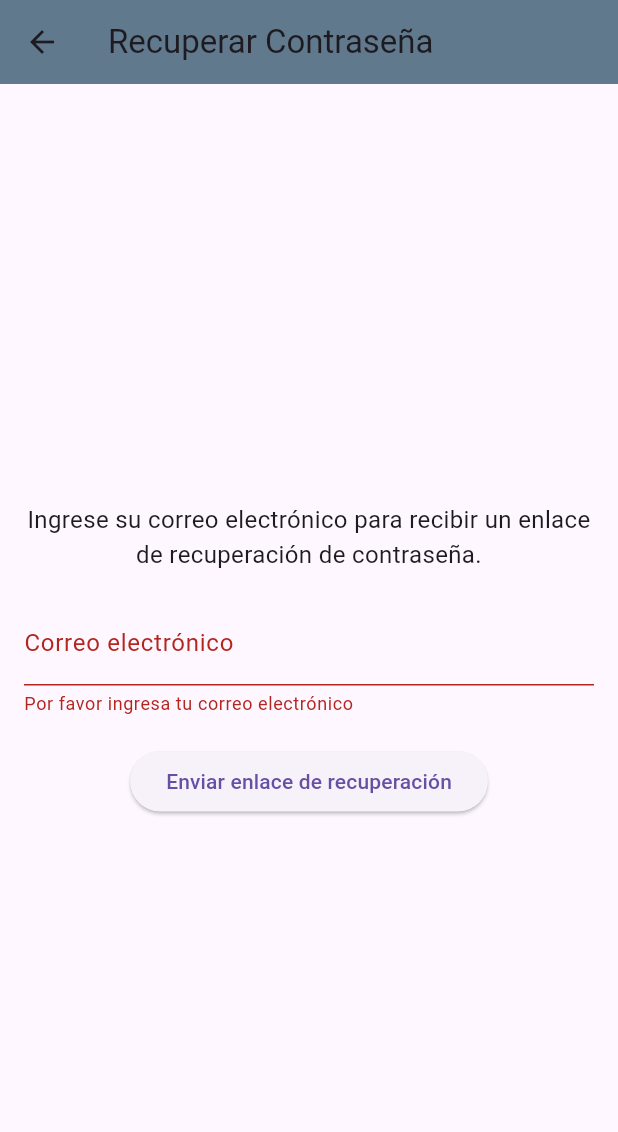
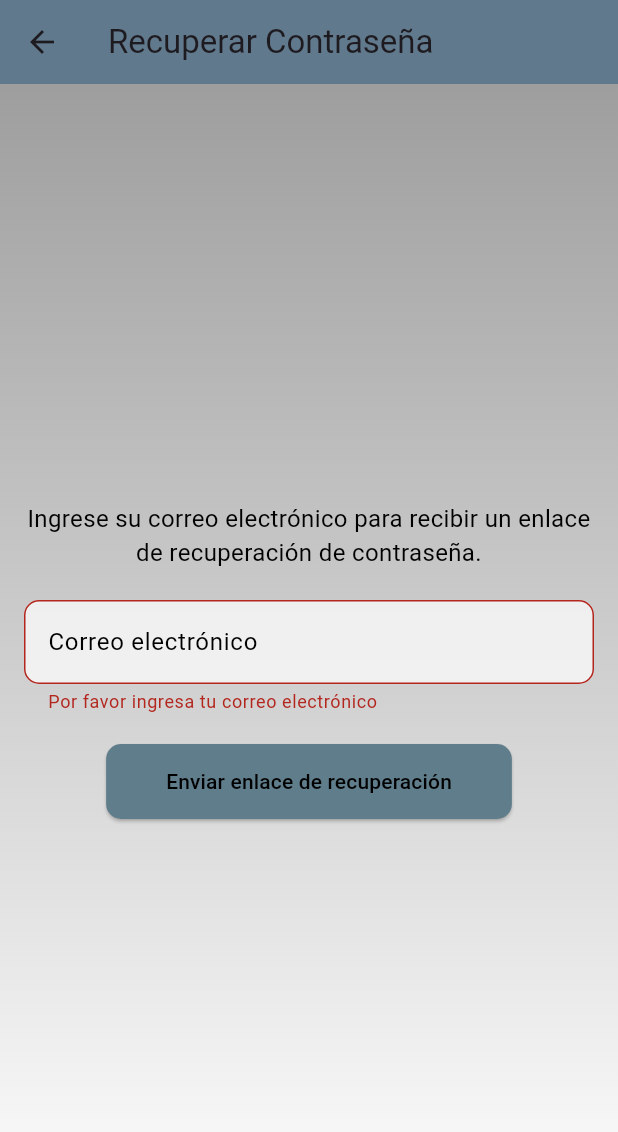
Before and after one commit to VictorM4nu31/super_app, a Flutter app: the ResetPasswordScreen screen opened directly, after a tap on "Enviar enlace de recuperación", on a phone screen of 412 x 824 dp. Shown: the top 1132 px of the screen. Run offline on Flutter 3.47's test engine with Material 3 defaults, Android fonts, the phone set to English and light mode, and no system bars; our stand-ins replace cloud_firestore, firebase_auth, firebase_core; accounts and stored records are empty.

Commit message:
Cambios realizados por jorge

```diff
--- a/lib/screens/auth/reset_password_screen.dart
+++ b/lib/screens/auth/reset_password_screen.dart
@@ -31,10 +31,10 @@ class _ResetPasswordScreenState extends State<ResetPasswordScreen> {
         ScaffoldMessenger.of(context).showSnackBar(
           const SnackBar(content: Text('Correo de recuperación enviado')),
         );
-        Navigator.pop(context); // Vuelve a la pantalla de inicio de sesión
+        Navigator.pop(context);
       } else {
         ScaffoldMessenger.of(context).showSnackBar(
-          SnackBar(content: Text(result)), // Muestra el error retornado
+          SnackBar(content: Text(result)),
         );
       }
     }
@@ -48,7 +48,15 @@ class _ResetPasswordScreenState extends State<ResetPasswordScreen> {
         backgroundColor: Colors.blueGrey,
         elevation: 4.0,
       ),
-      body: Padding(
+      body: Container(
+        decoration: const BoxDecoration(
+          gradient: LinearGradient(
+            colors: [Colors.grey, Colors.white],
+            begin: Alignment.topCenter,
+            end: Alignment.bottomCenter,
+          ),
+        ),
+        child: Padding(
           padding: const EdgeInsets.all(16.0),
           child: Form(
             key: _formKey,
@@ -58,15 +66,34 @@ class _ResetPasswordScreenState extends State<ResetPasswordScreen> {
                 const Text(
                   'Ingrese su correo electrónico para recibir un enlace de recuperación de contraseña.',
                   textAlign: TextAlign.center,
-                style: TextStyle(fontSize: 16.0),
+                  style: TextStyle(
+                    fontSize: 16.0,
+                    color: Colors.black, // Color de texto negro
+                  ),
                 ),
                 const SizedBox(height: 20),
                 TextFormField(
                   controller: _emailController,
-                decoration: const InputDecoration(
+                  decoration: InputDecoration(
                     labelText: 'Correo electrónico',
+                    labelStyle: const TextStyle(color: Colors.black),
+                    filled: true,
+                    fillColor: Colors.white.withOpacity(0.7),
+                    border: OutlineInputBorder(
+                      borderRadius: BorderRadius.circular(10),
+                    ),
+                    focusedBorder: OutlineInputBorder(
+                      borderRadius: BorderRadius.circular(10),
+                      borderSide: const BorderSide(color: Colors.black),
+                    ),
+                    enabledBorder: OutlineInputBorder(
+                      borderRadius: BorderRadius.circular(10),
+                      borderSide: const BorderSide(color: Colors.black),
+                    ),
                   ),
                   keyboardType: TextInputType.emailAddress,
+                  style: const TextStyle(
+                      color: Colors.black), // Color del texto negro
                   validator: (value) {
                     if (value == null || value.isEmpty) {
                       return 'Por favor ingresa tu correo electrónico';
@@ -82,9 +109,22 @@ class _ResetPasswordScreenState extends State<ResetPasswordScreen> {
                     ? const CircularProgressIndicator()
                     : ElevatedButton(
                         onPressed: _resetPassword,
-                      child: const Text('Enviar enlace de recuperación'),
+                        style: ElevatedButton.styleFrom(
+                          padding: const EdgeInsets.symmetric(
+                              horizontal: 40.0, vertical: 15.0),
+                          backgroundColor: Colors.blueGrey,
+                          shape: RoundedRectangleBorder(
+                            borderRadius: BorderRadius.circular(10),
+                          ),
+                        ),
+                        child: const Text(
+                          'Enviar enlace de recuperación',
+                          style: TextStyle(
+                              color: Colors.black), // Color del texto negro
+                        ),
                       ),
               ],
+            ),
           ),
         ),
       ),
```
Lines whose indentation alone changed are shown as unchanged.
